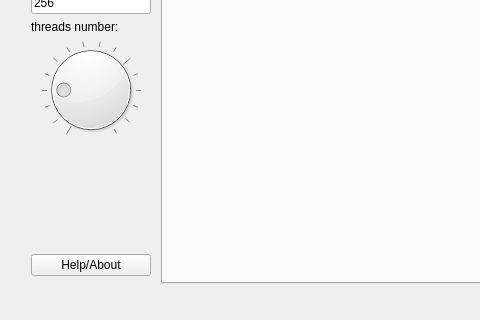
The window that widget.ui (blinkenlichten/simple-gui-crawler) describes before a commit, drawn with Qt 5; both pictures show x 0 to 480 and y 263 to 583 of the 640 by 583 pixel window.
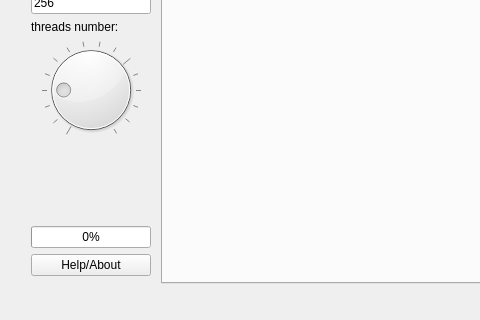
The same window after the commit.

Patch:
```diff
--- a/widget.ui
+++ b/widget.ui
@@ -286,6 +286,19 @@
           </property>
          </spacer>
         </item>
+        <item>
+         <widget class="QProgressBar" name="progressBar">
+          <property name="maximumSize">
+           <size>
+            <width>120</width>
+            <height>16777215</height>
+           </size>
+          </property>
+          <property name="value">
+           <number>0</number>
+          </property>
+         </widget>
+        </item>
         <item>
          <widget class="QPushButton" name="pushButton">
           <property name="maximumSize">
```
